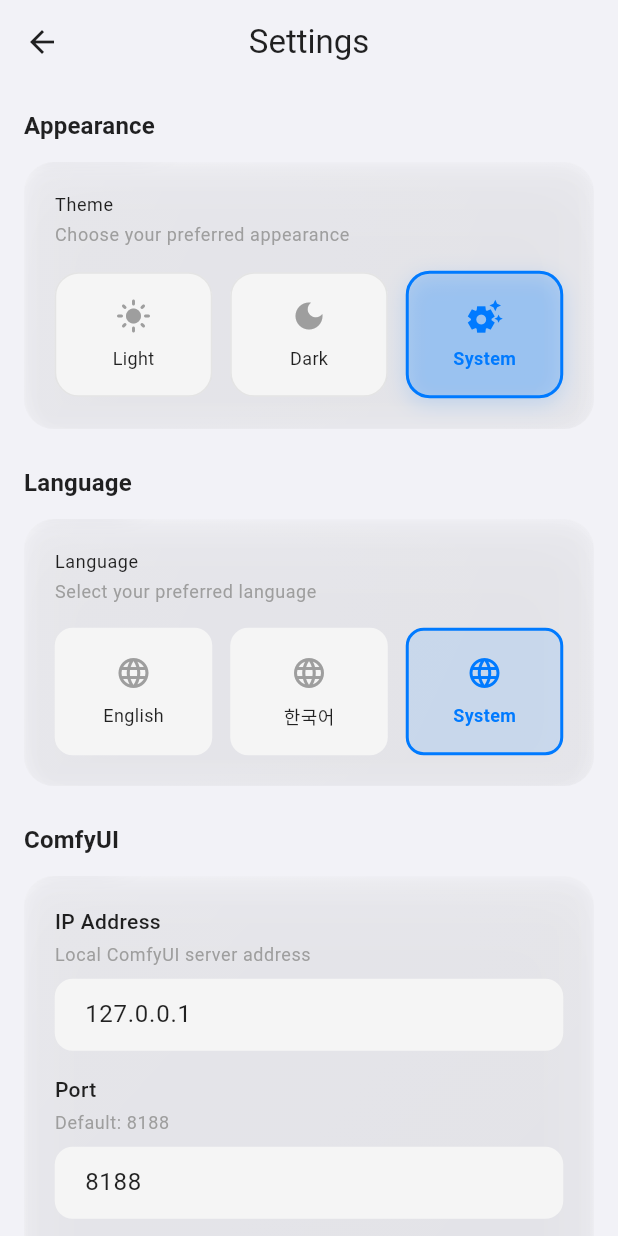
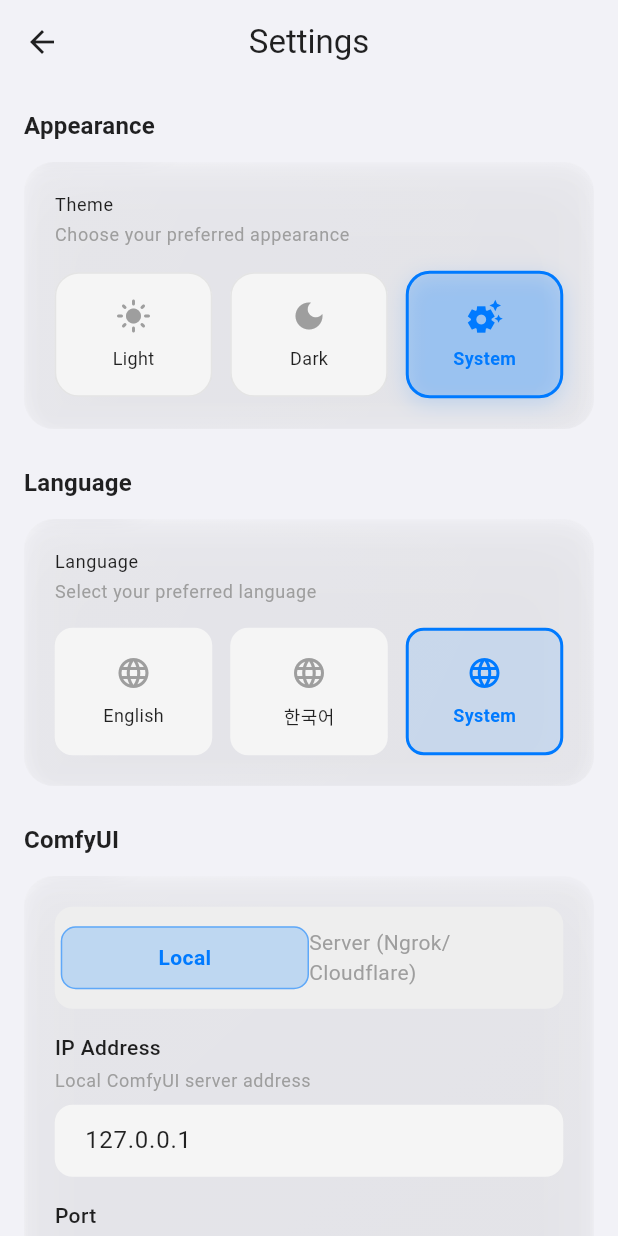
Before and after one commit to pollywoggy42/Qualia, a Flutter app: the screen it shows after launch, after a tap on the "settings" icon, on a phone screen of 412 x 824 dp. Run offline on Flutter 3.47's test engine with Material 3 defaults, Android fonts, the phone set to English and light mode, and no system bars; our stand-ins replace cached_network_image, flutter_animate, flutter_riverpod, freezed_annotation, go_router, hive_flutter and 1 more; accounts and stored records are empty; generated files the repository leaves out were written again; network calls fail.

Commit message:
feat: Improve ComfyUI connection settings with Local/Server modes

```diff
--- a/qualia_app/lib/services/comfyui_service.dart
+++ b/qualia_app/lib/services/comfyui_service.dart
@@ -22,8 +22,18 @@ class ComfyUIService {
         _port = port,
         _client = client ?? http.Client();
 
-  String get _baseUrl => 'http://$_host:$_port';
-  String get _wsUrl => 'ws://$_host:$_port/ws';
+  /// Check if host is a full URL (e.g., https://abc.ngrok.io)
+  bool get _isFullUrl => _host.startsWith('http://') || _host.startsWith('https://');
+
+  String get _baseUrl => _isFullUrl ? _host : 'http://$_host:$_port';
+  String get _wsUrl {
+    if (_isFullUrl) {
+      // Convert http(s):// to ws(s)://
+      final wsHost = _host.replaceFirst('https://', 'wss://').replaceFirst('http://', 'ws://');
+      return '$wsHost/ws';
+    }
+    return 'ws://$_host:$_port/ws';
+  }
 
   /// 연결 테스트
   Future<bool> testConnection() async {
--- a/qualia_app/lib/views/settings/settings_view.dart
+++ b/qualia_app/lib/views/settings/settings_view.dart
@@ -27,6 +27,7 @@ class _SettingsViewState extends ConsumerState<SettingsView> {
   // OpenRouter Settings
   late TextEditingController _apiKeyController;
 
+  bool _isRemoteMode = false;
   bool _initialized = false;
 
   @override
@@ -45,8 +46,14 @@ class _SettingsViewState extends ConsumerState<SettingsView> {
     if (!storageInit.hasValue) return;
 
     final storage = ref.read(storageServiceProvider);
-    _ipController.text = storage.getComfyUIHost();
-    _portController.text = storage.getComfyUIPort().toString();
+    final host = storage.getComfyUIHost();
+    _ipController.text = host;
+
+    // Check if it's a remote URL (starts with http/https)
+    _isRemoteMode = host.startsWith('http://') || host.startsWith('https://');
+
+    final port = storage.getComfyUIPort();
+    _portController.text = port == 0 ? '' : port.toString();
 
     final apiKey = storage.getOpenRouterApiKey();
     if (apiKey != null) {
@@ -188,6 +195,70 @@ class _SettingsViewState extends ConsumerState<SettingsView> {
     );
   }
 
+  Widget _buildThemeOption({
+    required IconData icon,
+    required String label,
+    required bool isSelected,
+    required VoidCallback onTap,
+  }) {
+    final isDark = Theme.of(context).brightness == Brightness.dark;
+    final primaryColor = Theme.of(context).colorScheme.primary;
+
+    return Expanded(
+      child: GestureDetector(
+        onTap: onTap,
+        child: AnimatedContainer(
+          duration: const Duration(milliseconds: 200),
+          curve: Curves.easeInOut,
+          padding: const EdgeInsets.symmetric(vertical: 16),
+          decoration: BoxDecoration(
+            color: isSelected
+                ? primaryColor.withAlpha(50)
+                : (isDark ? Colors.grey[850] : Colors.grey[100]),
+            borderRadius: BorderRadius.circular(16),
+            border: Border.all(
+              color: isSelected
+                  ? primaryColor
+                  : (isDark ? Colors.white.withAlpha(20) : Colors.grey.withAlpha(50)),
+              width: isSelected ? 2 : 1,
+            ),
+            boxShadow: isSelected
+                ? [
+                    BoxShadow(
+                      color: primaryColor.withAlpha(40),
+                      blurRadius: 12,
+                      offset: const Offset(0, 4),
+                    ),
+                  ]
+                : null,
+          ),
+          child: Column(
+            children: [
+              AnimatedScale(
+                duration: const Duration(milliseconds: 150),
+                scale: isSelected ? 1.1 : 1.0,
+                child: Icon(
+                  icon,
+                  size: 24,
+                  color: isSelected ? primaryColor : Colors.grey,
+                ),
+              ),
+              const SizedBox(height: 8),
+              Text(
+                label,
+                style: TextStyle(
+                  fontSize: 12,
+                  fontWeight: isSelected ? FontWeight.bold : FontWeight.normal,
+                  color: isSelected ? primaryColor : null,
+                ),
+              ),
+            ],
+          ),
+        ),
+      ),
+    );
+  }
+
   Widget _buildLanguageSection(AppLocalizations l10n) {
     final localeNotifier = ref.read(localeNotifierProvider.notifier);
     final currentLocale = ref.watch(localeNotifierProvider);
@@ -290,70 +361,6 @@ class _SettingsViewState extends ConsumerState<SettingsView> {
     );
   }
 
-  Widget _buildThemeOption({
-    required IconData icon,
-    required String label,
-    required bool isSelected,
-    required VoidCallback onTap,
-  }) {
-    final isDark = Theme.of(context).brightness == Brightness.dark;
-    final primaryColor = Theme.of(context).colorScheme.primary;
-
-    return Expanded(
-      child: GestureDetector(
-        onTap: onTap,
-        child: AnimatedContainer(
-          duration: const Duration(milliseconds: 200),
-          curve: Curves.easeInOut,
-          padding: const EdgeInsets.symmetric(vertical: 16),
-          decoration: BoxDecoration(
-            color: isSelected
-                ? primaryColor.withAlpha(50)
-                : (isDark ? Colors.grey[850] : Colors.grey[100]),
-            borderRadius: BorderRadius.circular(16),
-            border: Border.all(
-              color: isSelected
-                  ? primaryColor
-                  : (isDark ? Colors.white.withAlpha(20) : Colors.grey.withAlpha(50)),
-              width: isSelected ? 2 : 1,
-            ),
-            boxShadow: isSelected
-                ? [
-                    BoxShadow(
-                      color: primaryColor.withAlpha(40),
-                      blurRadius: 12,
-                      offset: const Offset(0, 4),
-                    ),
-                  ]
-                : null,
-          ),
-          child: Column(
-            children: [
-              AnimatedScale(
-                duration: const Duration(milliseconds: 150),
-                scale: isSelected ? 1.1 : 1.0,
-                child: Icon(
-                  icon,
-                  size: 24,
-                  color: isSelected ? primaryColor : Colors.grey,
-                ),
-              ),
-              const SizedBox(height: 8),
-              Text(
-                label,
-                style: TextStyle(
-                  fontSize: 12,
-                  fontWeight: isSelected ? FontWeight.bold : FontWeight.normal,
-                  color: isSelected ? primaryColor : null,
-                ),
-              ),
-            ],
-          ),
-        ),
-      ),
-    );
-  }
-
   Widget _buildComfyUISection(AppLocalizations l10n) {
     final comfyConnection = ref.watch(comfyUIConnectionProvider);
 
@@ -361,16 +368,122 @@ class _SettingsViewState extends ConsumerState<SettingsView> {
       child: Column(
         crossAxisAlignment: CrossAxisAlignment.start,
         children: [
-          _buildSettingField(
-            label: l10n.ipAddress,
-            hint: l10n.ipAddressHint,
-            child: TextField(
-              controller: _ipController,
-              decoration: const InputDecoration(
-                hintText: '127.0.0.1',
+          // Connection Mode Toggle
+          Container(
+            padding: const EdgeInsets.all(4),
+            decoration: BoxDecoration(
+              color: Theme.of(context).brightness == Brightness.dark
+                  ? Colors.black26
+                  : Colors.grey[200],
+              borderRadius: BorderRadius.circular(12),
+            ),
+            child: Row(
+              children: [
+                Expanded(
+                  child: GestureDetector(
+                    onTap: () {
+                      setState(() {
+                        _isRemoteMode = false;
+                        // Reset to defaults if switching to Local
+                        if (_ipController.text.startsWith('http')) {
+                          _ipController.text = '127.0.0.1';
+                          _portController.text = '8188';
+                        }
+                      });
+                    },
+                    child: Container(
+                      padding: const EdgeInsets.symmetric(vertical: 10),
+                      decoration: BoxDecoration(
+                        color: !_isRemoteMode
+                            ? Theme.of(context).colorScheme.primary.withOpacity(0.2)
+                            : Colors.transparent,
+                        borderRadius: BorderRadius.circular(10),
+                        border: !_isRemoteMode
+                            ? Border.all(
+                                color: Theme.of(context).colorScheme.primary.withOpacity(0.5),
+                                width: 1)
+                            : null,
+                      ),
+                      child: Center(
+                        child: Text(
+                          'Local',
+                          style: TextStyle(
+                            fontWeight: !_isRemoteMode ? FontWeight.bold : FontWeight.normal,
+                            color: !_isRemoteMode
+                                ? Theme.of(context).colorScheme.primary
+                                : Colors.grey,
                           ),
                         ),
                       ),
+                    ),
+                  ),
+                ),
+                Expanded(
+                  child: GestureDetector(
+                    onTap: () {
+                      setState(() {
+                        _isRemoteMode = true;
+                        // Clear if it looks like an IP
+                        if (!_ipController.text.startsWith('http')) {
+                          _ipController.text = '';
+                          _portController.text = ''; // Port not needed for remote
+                        }
+                      });
+                    },
+                    child: Container(
+                      padding: const EdgeInsets.symmetric(vertical: 10),
+                      decoration: BoxDecoration(
+                        color: _isRemoteMode
+                            ? Theme.of(context).colorScheme.primary.withOpacity(0.2)
+                            : Colors.transparent,
+                        borderRadius: BorderRadius.circular(10),
+                        border: _isRemoteMode
+                            ? Border.all(
+                                color: Theme.of(context).colorScheme.primary.withOpacity(0.5),
+                                width: 1)
+                            : null,
+                      ),
+                      child: Center(
+                        child: Text(
+                          'Server (Ngrok/Cloudflare)',
+                          style: TextStyle(
+                            fontWeight: _isRemoteMode ? FontWeight.bold : FontWeight.normal,
+                            color: _isRemoteMode
+                                ? Theme.of(context).colorScheme.primary
+                                : Colors.grey,
+                          ),
+                        ),
+                      ),
+                    ),
+                  ),
+                ),
+              ],
+            ),
+          ),
+          const SizedBox(height: 16),
+
+          // Connection Fields
+          _buildSettingField(
+            label: _isRemoteMode ? 'Server URL' : l10n.ipAddress,
+            hint: _isRemoteMode
+                ? 'e.g., https://qualia.ngrok.io'
+                : l10n.ipAddressHint,
+            child: TextField(
+              controller: _ipController,
+              decoration: InputDecoration(
+                hintText: _isRemoteMode ? 'https://...' : '127.0.0.1',
+              ),
+              onChanged: (value) {
+                // Auto-detect mode based on input
+                if (value.startsWith('http') && !_isRemoteMode) {
+                  setState(() => _isRemoteMode = true);
+                }
+              },
+            ),
+          ),
+
+          // Port field - only show in Local mode
+          if (!_isRemoteMode) ...[
             const SizedBox(height: 16),
             _buildSettingField(
               label: l10n.port,
@@ -383,6 +496,8 @@ class _SettingsViewState extends ConsumerState<SettingsView> {
                 ),
               ),
             ),
+          ],
+
           const SizedBox(height: 16),
           Row(
             children: [
@@ -1054,10 +1169,16 @@ class _SettingsViewState extends ConsumerState<SettingsView> {
   }
 
   Future<void> _testComfyConnection() async {
+    final host = _ipController.text.trim();
+    final portText = _portController.text.trim();
+
+    // If port is empty and host looks like a full URL, use port 0 (will be ignored)
+    final port = portText.isEmpty ? 0 : (int.tryParse(portText) ?? 8188);
+
     // Update settings first
     await ref.read(comfyUIConnectionProvider.notifier).updateSettings(
-      host: _ipController.text,
-      port: int.tryParse(_portController.text) ?? 8188,
+      host: host,
+      port: port,
     );
 
     // Wait a bit for the provider to rebuild with new settings
```
Lines whose indentation alone changed are shown as unchanged.
